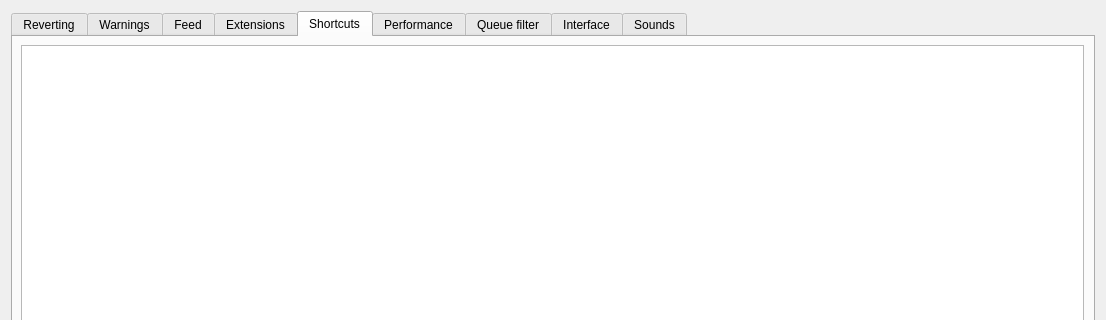
Old version of the form src/huggle_ui/preferences.ui in the repository huggle/huggle3-qt-lx; both pictures show x 0 to 1106 and y 0 to 320 of the 1106 by 906 pixel window.
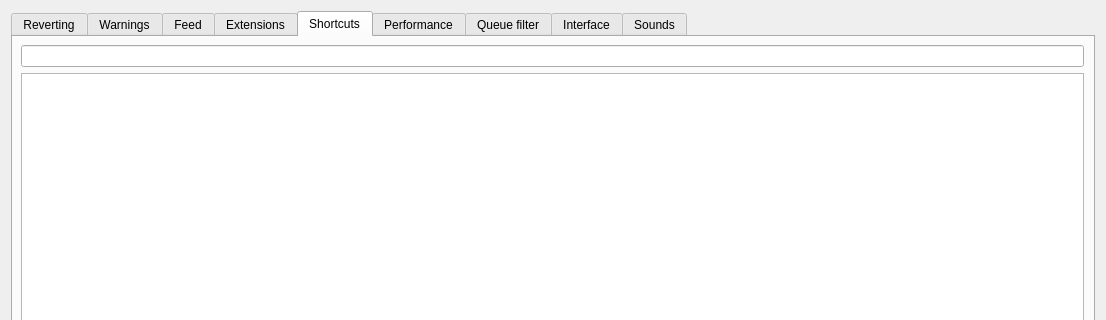
New version of the form. The open tabs and pages were chosen to show the change. Icons and pictures are not drawn.

Commit message: implemented simple shortcut search in preferences

What changed in the file:
```diff
--- a/src/huggle_ui/preferences.ui
+++ b/src/huggle_ui/preferences.ui
@@ -567,7 +567,7 @@
       <attribute name="title">
        <string>Shortcuts</string>
       </attribute>
-      <layout class="QHBoxLayout" name="horizontalLayout_8">
+      <layout class="QVBoxLayout" name="verticalLayout_Shortcuts">
        <property name="leftMargin">
         <number>8</number>
        </property>
@@ -577,6 +577,13 @@
        <property name="bottomMargin">
         <number>8</number>
        </property>
+       <item>
+        <widget class="QLineEdit" name="lineEdit_ShortcutSearch">
+         <property name="clearButtonEnabled">
+          <bool>true</bool>
+         </property>
+        </widget>
+       </item>
        <item>
         <widget class="QTableWidget" name="tableWidget_Shortcuts">
          <property name="selectionBehavior">
```
The commit also changes 3 other files.
